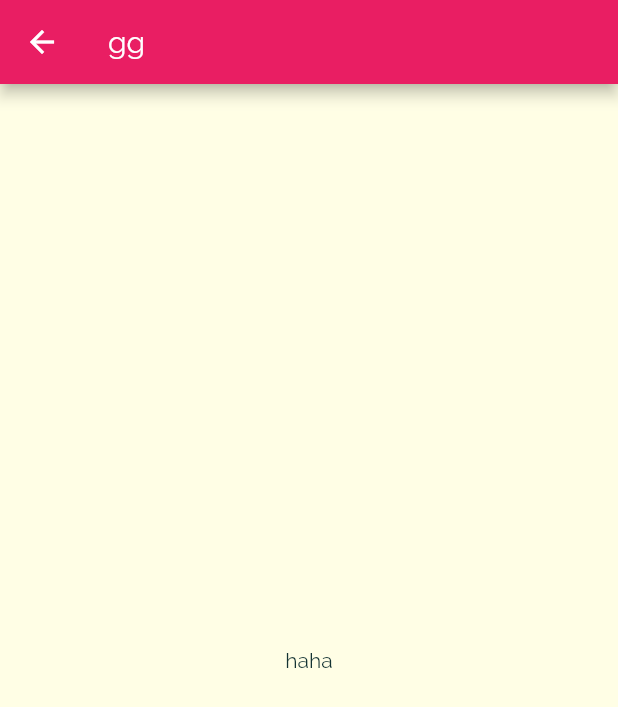
After one commit to MahmoudElsayed-eg/flutter_meal_app, a Flutter app: the screen it shows after launch, after a tap on "Italian", on a phone screen of 412 x 824 dp. The commit adds this screen. Shown: the top 707 px of the screen. Run offline on Flutter 3.47's test engine with Material 2 defaults, Android fonts, the phone set to English and light mode, and no system bars.

Commit message:
navigate to meals_screen.dart

```diff
--- a/lib/category_item.dart
+++ b/lib/category_item.dart
@@ -1,5 +1,6 @@
 import 'package:flutter/cupertino.dart';
 import 'package:flutter/material.dart';
+import 'package:flutter_meal_app/screens/meals_screen.dart';
 
 class CategoryItem extends StatelessWidget {
   final String title;
@@ -8,9 +9,19 @@ class CategoryItem extends StatelessWidget {
   const CategoryItem({Key? key, required this.title, required this.color})
       : super(key: key);
 
+  void selectCategory(BuildContext context) {
+    Navigator.of(context).push(MaterialPageRoute(builder: (_) {
+      return MealScreen();
+    } ));
+  }
+
   @override
   Widget build(BuildContext context) {
-    return Container(
+    return InkWell(
+      borderRadius: BorderRadius.circular(15),
+      splashColor: Theme.of(context).primaryColor,
+      onTap:() => selectCategory(context),
+      child: Container(
         padding: const EdgeInsets.all(15),
         decoration: BoxDecoration(
             gradient: LinearGradient(
@@ -24,6 +35,7 @@ class CategoryItem extends StatelessWidget {
           style: Theme.of(context).textTheme.headline6,
           textAlign: TextAlign.center,
         )),
+      ),
     );
   }
 }
--- /dev/null
+++ b/lib/screens/meals_screen.dart
@@ -0,0 +1,15 @@
+import 'package:flutter/material.dart';
+
+class MealScreen extends StatelessWidget {
+  const MealScreen({Key? key}) : super(key: key);
+
+  @override
+  Widget build(BuildContext context) {
+    return Scaffold(
+      appBar: AppBar(title: Text("gg"),),
+        body: Center(
+            child: Container(
+      child: Text("haha"),
+    )));
+  }
+}
```
Lines whose indentation alone changed are shown as unchanged.
